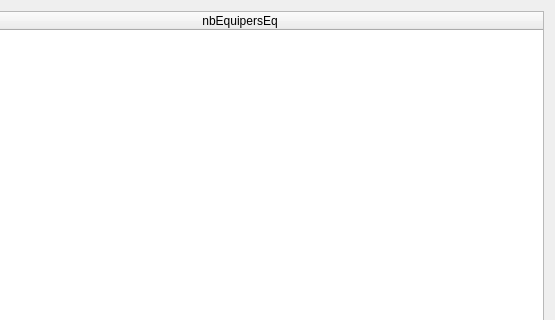
First picture: the form in gui/fct_comp_21.ui, repository wen9xin/s5BDProjt, before the edit; both pictures show x 275 to 830 and y 0 to 320 of the 830 by 601 pixel window.
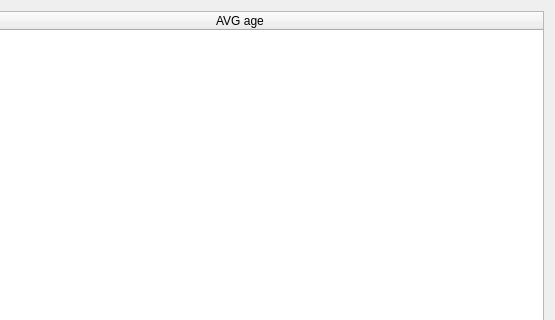
Second picture: the form after the edit.

Commit message: partie2.1搞定

Patch:
```diff
--- a/gui/fct_comp_21.ui
+++ b/gui/fct_comp_21.ui
@@ -35,7 +35,7 @@
      </column>
      <column>
       <property name="text">
-       <string>nbEquipersEq</string>
+       <string>AVG age</string>
       </property>
      </column>
     </widget>
```
The commit also changes 1 other file.
